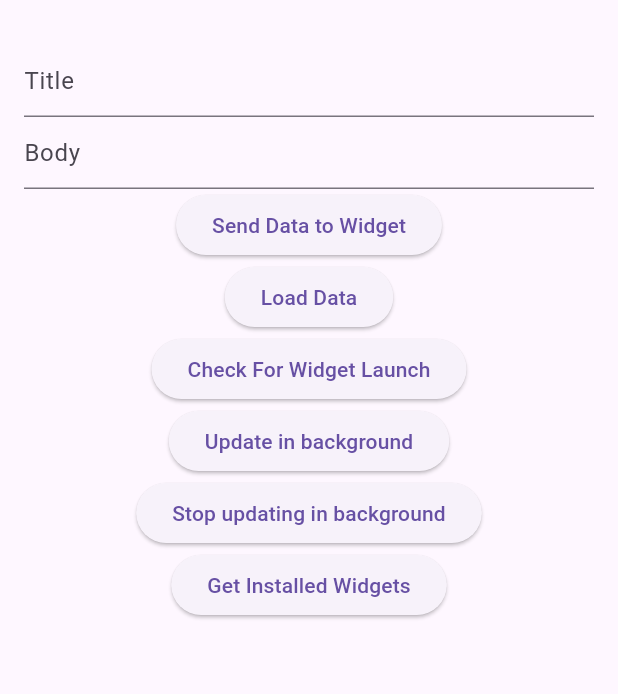
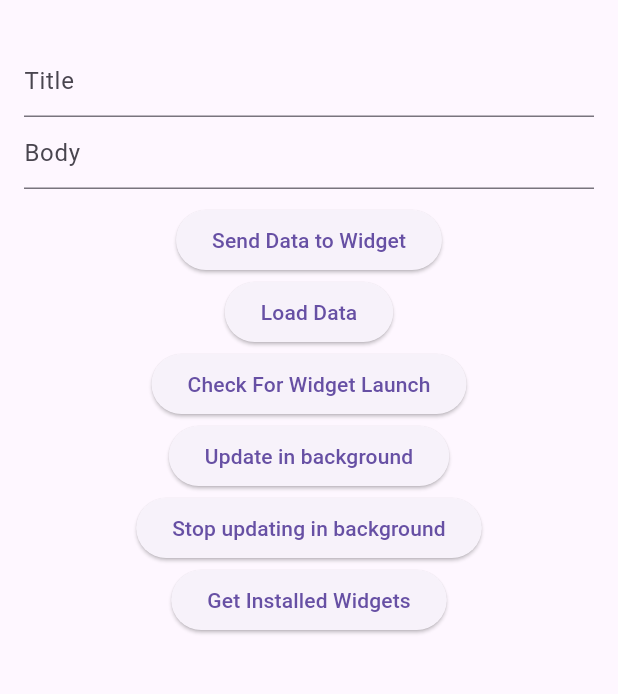
Before and after one commit to ABausG/home_widget, a Flutter app: the screen it shows after launch, on a phone screen of 412 x 824 dp, the part 63-757 px from its top. Run offline on Flutter 3.47's test engine with Material 3 defaults, Android fonts, the phone set to English and light mode, and no system bars; missing offline and left inert: path_provider_foundation, workmanager.

Commit message:
refactor: Update main.dart layout to use SingleChildScrollView for better scrolling support and reorganize button placements

```diff
--- a/packages/home_widget/example/lib/main.dart
+++ b/packages/home_widget/example/lib/main.dart
@@ -248,7 +248,8 @@ class _MyAppState extends State<MyApp> {
       appBar: AppBar(
         title: const Text('HomeWidget Example'),
       ),
-      body: Center(
+      body: SingleChildScrollView(
+        child: Center(
           child: Padding(
             padding: const EdgeInsets.all(16.0),
             child: Column(
@@ -265,6 +266,7 @@ class _MyAppState extends State<MyApp> {
                   ),
                   controller: _messageController,
                 ),
+                const SizedBox(height: 10),
                 ElevatedButton(
                   onPressed: _sendAndUpdate,
                   child: const Text('Send Data to Widget'),
@@ -303,6 +305,7 @@ class _MyAppState extends State<MyApp> {
             ),
           ),
         ),
+      ),
     );
   }
 }
```
Lines whose indentation alone changed are shown as unchanged.
